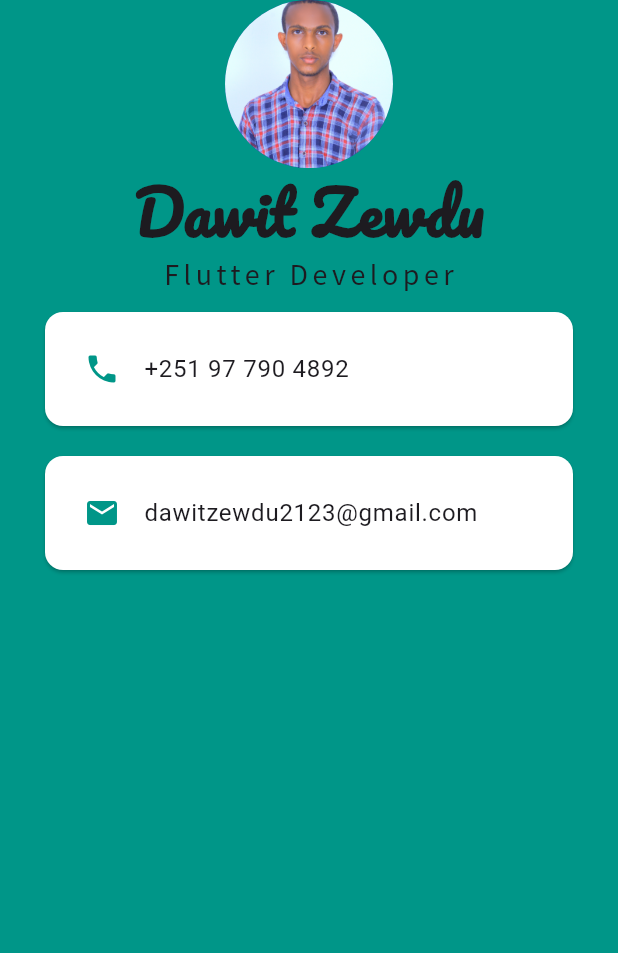
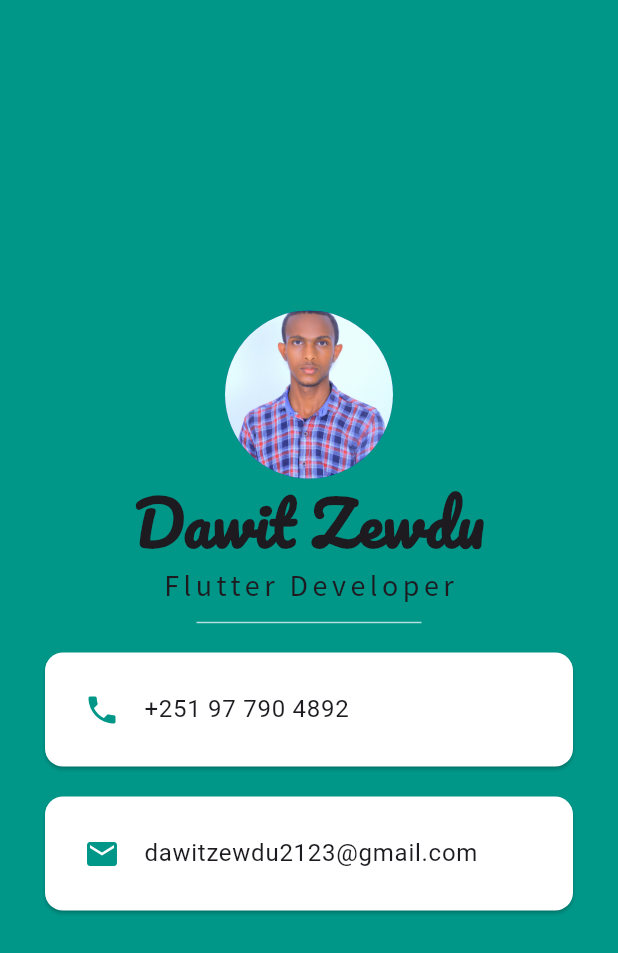
Before and after one commit to dawit2123/Flutter-Projects, a Flutter app: the screen it shows after launch, on a phone screen of 412 x 824 dp. Shown: the top 953 px of the screen. Run offline on Flutter 3.47's test engine with Material 3 defaults, Android fonts, the phone set to English and light mode, and no system bars; missing offline and left inert: dart:html.

Commit message:
mi_card project done

```diff
--- a/mi_card/lib/main.dart
+++ b/mi_card/lib/main.dart
@@ -20,6 +20,7 @@ class MyApp extends StatelessWidget {
           body: Center(
             child: SafeArea(
                 child: Column(
+              mainAxisAlignment: MainAxisAlignment.center,
               children: <Widget>[
                 CircleAvatar(
                   backgroundColor: Colors.blue[900],
@@ -42,9 +43,13 @@ class MyApp extends StatelessWidget {
                     letterSpacing: 3.0,
                   ),
                 ),
-                //container for the phone number and email
-                //padding: EdgeInsets.all(10.0),
-
+                SizedBox(
+                  height: 20.0,
+                  width: 150.0,
+                  child: Divider(
+                    color: Colors.teal.shade100,
+                  ),
+                ),
                 Card(
                     color: Colors.white,
                     margin: EdgeInsets.fromLTRB(30.0, 10.0, 30.0, 10.0),
```
